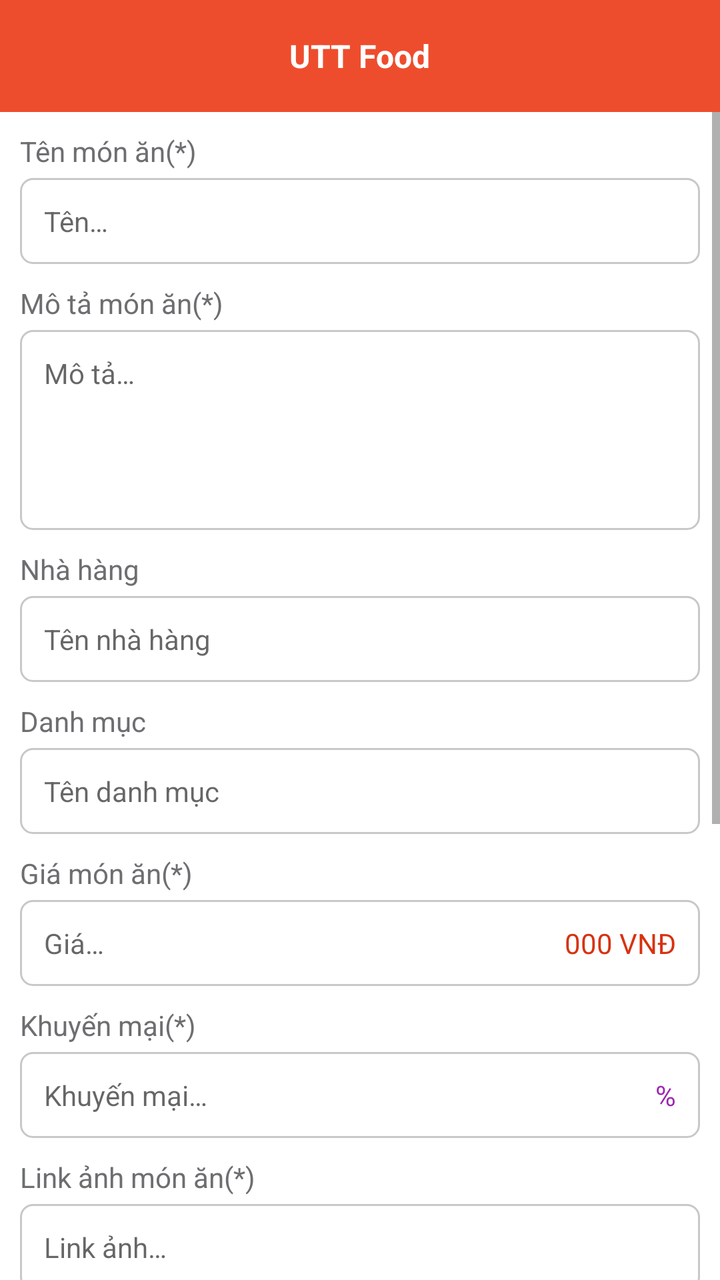
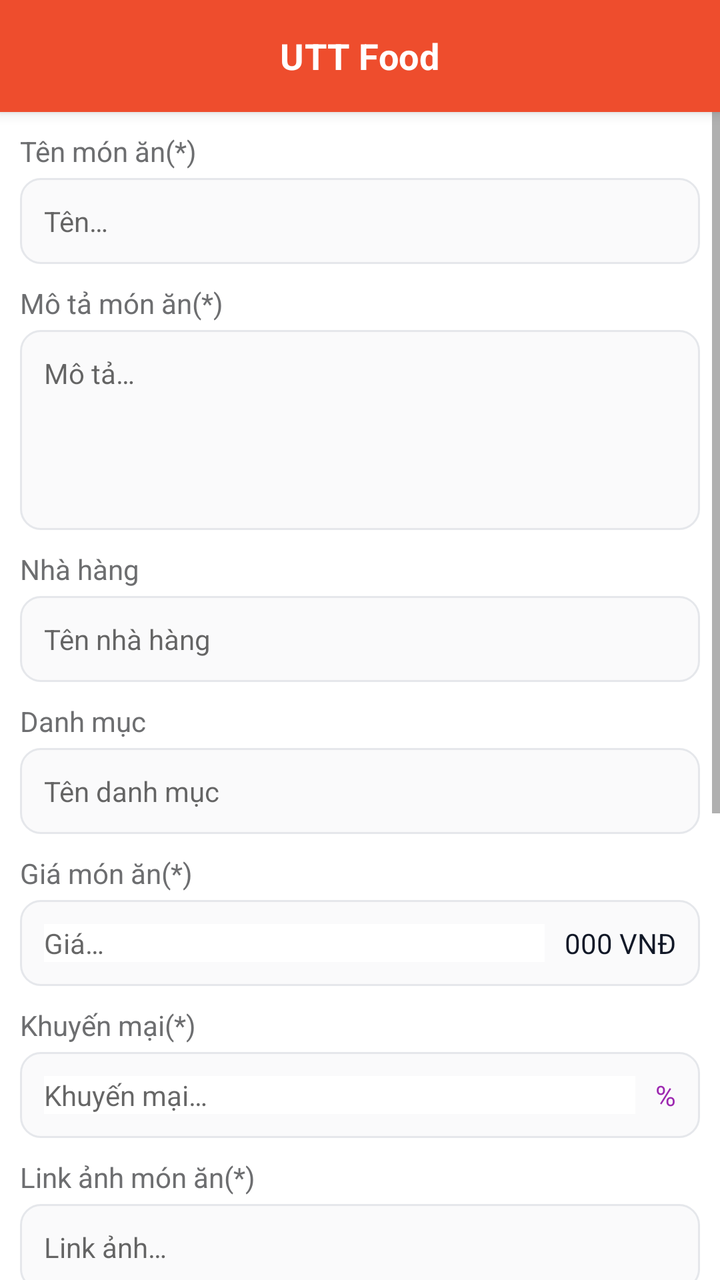

Two renders of the same Android screen: before a commit and after it. Below are the layout's source before the change and the commit's diff.
<!-- AndroidManifest.xml: application theme AppTheme -->
<!-- res/layout/activity_add_food.xml -->
<?xml version="1.0" encoding="utf-8"?>
<LinearLayout xmlns:android="http://schemas.android.com/apk/res/android"
    xmlns:tools="http://schemas.android.com/tools"
    android:layout_width="match_parent"
    android:layout_height="match_parent"
    android:background="@color/white"
    android:orientation="vertical"
    tools:ignore="ContentDescription, Autofill">

    <include
        android:id="@+id/toolbar"
        layout="@layout/layout_toolbar" />

    <ScrollView
        android:layout_width="match_parent"
        android:layout_height="match_parent">

        <LinearLayout
            android:layout_width="match_parent"
            android:layout_height="wrap_content"
            android:orientation="vertical"
            android:padding="@dimen/define_dimen_10">

            <TextView
                android:layout_width="match_parent"
                android:layout_height="wrap_content"
                android:textSize="@dimen/text_size_small"
                android:textColor="@color/textColorSecondary"
                android:text="@string/food_name"/>

            <EditText
                android:id="@+id/edt_name"
                android:layout_width="match_parent"
                android:layout_height="wrap_content"
                android:layout_marginTop="@dimen/define_dimen_4"
                android:background="@drawable/bg_white_corner_6_border_gray"
                android:hint="@string/hint_name"
                android:imeOptions="actionNext"
                android:inputType="text"
                android:padding="@dimen/define_dimen_12"
                android:textColor="@color/textColorPrimary"
                android:textSize="@dimen/text_size_small" />

            <TextView
                android:layout_width="match_parent"
                android:layout_height="wrap_content"
                android:textSize="@dimen/text_size_small"
                android:textColor="@color/textColorSecondary"
                android:layout_marginTop="@dimen/define_dimen_10"
                android:text="@string/food_description"/>

            <EditText
                android:id="@+id/edt_description"
                android:layout_width="match_parent"
                android:layout_height="@dimen/define_dimen_100"
                android:layout_marginTop="@dimen/define_dimen_4"
                android:background="@drawable/bg_white_corner_6_border_gray"
                android:hint="@string/hint_description"
                android:imeOptions="actionNext"
                android:gravity="start"
                android:inputType="textMultiLine"
                android:padding="@dimen/define_dimen_12"
                android:textColor="@color/textColorPrimary"
                android:textSize="@dimen/text_size_small" />

            <TextView
                android:layout_width="match_parent"
                android:layout_height="wrap_content"
                android:layout_marginTop="@dimen/define_dimen_10"
                android:text="@string/catalog_restaurant_name"
                android:textColor="@color/textColorSecondary"
                android:textSize="@dimen/text_size_small" />

            <EditText
                android:id="@+id/edt_restaurant_name"
                android:layout_width="match_parent"
                android:layout_height="wrap_content"
                android:layout_marginTop="@dimen/define_dimen_4"
                android:background="@drawable/bg_white_corner_6_border_gray"
                android:hint="@string/hint_restaurant_name"
                android:imeOptions="actionNext"
                android:inputType="text"
                android:padding="@dimen/define_dimen_12"
                android:textColor="@color/textColorPrimary"
                android:textSize="@dimen/text_size_small" />

            <TextView
                android:layout_width="match_parent"
                android:layout_height="wrap_content"
                android:layout_marginTop="@dimen/define_dimen_10"
                android:text="@string/catalog_category_name"
                android:textColor="@color/textColorSecondary"
                android:textSize="@dimen/text_size_small" />

            <EditText
                android:id="@+id/edt_category_name"
                android:layout_width="match_parent"
                android:layout_height="wrap_content"
                android:layout_marginTop="@dimen/define_dimen_4"
                android:background="@drawable/bg_white_corner_6_border_gray"
                android:hint="@string/hint_category_name"
                android:imeOptions="actionNext"
                android:inputType="text"
                android:padding="@dimen/define_dimen_12"
                android:textColor="@color/textColorPrimary"
                android:textSize="@dimen/text_size_small" />

            <TextView
                android:layout_width="match_parent"
                android:layout_height="wrap_content"
                android:textSize="@dimen/text_size_small"
                android:textColor="@color/textColorSecondary"
                android:layout_marginTop="@dimen/define_dimen_10"
                android:text="@string/food_price"/>

            <RelativeLayout
                android:layout_width="match_parent"
                android:layout_height="wrap_content"
                android:layout_marginTop="@dimen/define_dimen_4"
                android:background="@drawable/bg_white_corner_6_border_gray"
                android:padding="@dimen/define_dimen_12">

                <EditText
                    android:id="@+id/edt_price"
                    android:layout_width="match_parent"
                    android:layout_height="wrap_content"
                    android:layout_centerVertical="true"
                    android:layout_marginEnd="@dimen/define_dimen_10"
                    android:layout_toStartOf="@+id/tv_currency"
                    android:background="@color/white"
                    android:hint="@string/hint_price"
                    android:imeOptions="actionNext"
                    android:inputType="number"
                    android:textColor="@color/colorPrimaryDark"
                    android:textSize="@dimen/text_size_small" />

                <TextView
                    android:id="@+id/tv_currency"
                    android:layout_width="wrap_content"
                    android:layout_height="wrap_content"
                    android:layout_alignParentEnd="true"
                    android:layout_centerVertical="true"
                    android:text="@string/currency_food"
                    android:textColor="@color/colorPrimaryDark"
                    android:textSize="@dimen/text_size_small" />
            </RelativeLayout>

            <TextView
                android:layout_width="match_parent"
                android:layout_height="wrap_content"
                android:textSize="@dimen/text_size_small"
                android:textColor="@color/textColorSecondary"
                android:layout_marginTop="@dimen/define_dimen_10"
                android:text="@string/food_discount"/>

            <RelativeLayout
                android:layout_width="match_parent"
                android:layout_height="wrap_content"
                android:layout_marginTop="@dimen/define_dimen_4"
                android:background="@drawable/bg_white_corner_6_border_gray"
                android:padding="@dimen/define_dimen_12">

                <EditText
                    android:id="@+id/edt_discount"
                    android:layout_width="match_parent"
                    android:layout_height="wrap_content"
                    android:layout_centerVertical="true"
                    android:layout_marginEnd="@dimen/define_dimen_10"
                    android:layout_toStartOf="@+id/tv_percent"
                    android:background="@color/white"
                    android:hint="@string/hint_discount"
                    android:imeOptions="actionNext"
                    android:inputType="number"
                    android:textColor="@color/purple"
                    android:textSize="@dimen/text_size_small" />

                <TextView
                    android:id="@+id/tv_percent"
                    android:layout_width="wrap_content"
                    android:layout_height="wrap_content"
                    android:layout_alignParentEnd="true"
                    android:layout_centerVertical="true"
                    android:text="@string/percent"
                    android:textColor="@color/purple"
                    android:textSize="@dimen/text_size_small" />
            </RelativeLayout>

            <TextView
                android:layout_width="match_parent"
                android:layout_height="wrap_content"
                android:textSize="@dimen/text_size_small"
                android:textColor="@color/textColorSecondary"
                android:layout_marginTop="@dimen/define_dimen_10"
                android:text="@string/food_image"/>

            <EditText
                android:id="@+id/edt_image"
                android:layout_width="match_parent"
                android:layout_height="wrap_content"
                android:layout_marginTop="@dimen/define_dimen_4"
                android:background="@drawable/bg_white_corner_6_border_gray"
                android:hint="@string/hint_image"
                android:imeOptions="actionNext"
                android:inputType="text"
                android:padding="@dimen/define_dimen_12"
                android:textColor="@color/textColorPrimary"
                android:textSize="@dimen/text_size_small" />

            <TextView
                android:layout_width="match_parent"
                android:layout_height="wrap_content"
                android:textSize="@dimen/text_size_small"
                android:textColor="@color/textColorSecondary"
                android:layout_marginTop="@dimen/define_dimen_10"
                android:text="@string/food_image_banner"/>

            <EditText
                android:id="@+id/edt_image_banner"
                android:layout_width="match_parent"
                android:layout_height="wrap_content"
                android:layout_marginTop="@dimen/define_dimen_4"
                android:background="@drawable/bg_white_corner_6_border_gray"
                android:hint="@string/hint_image_banner"
                android:imeOptions="actionNext"
                android:inputType="text"
                android:padding="@dimen/define_dimen_12"
                android:textColor="@color/textColorPrimary"
                android:textSize="@dimen/text_size_small" />

            <RelativeLayout
                android:layout_width="match_parent"
                android:layout_height="wrap_content"
                android:layout_marginTop="@dimen/define_dimen_10"
                android:background="@drawable/bg_white_corner_6_border_gray"
                android:padding="@dimen/define_dimen_12">

                <CheckBox
                    android:id="@+id/chb_popular"
                    android:layout_width="wrap_content"
                    android:layout_height="wrap_content"
                    android:text="@string/popular" />
            </RelativeLayout>

            <TextView
                android:layout_width="match_parent"
                android:layout_height="wrap_content"
                android:textSize="@dimen/text_size_small"
                android:textColor="@color/textColorSecondary"
                android:layout_marginTop="@dimen/define_dimen_10"
                android:text="@string/food_image_other"/>

            <TextView
                android:layout_width="match_parent"
                android:layout_height="wrap_content"
                android:textSize="@dimen/text_size_xsmall"
                android:textColor="@color/colorPrimaryDark"
                android:text="@string/food_image_other_note"/>

            <EditText
                android:id="@+id/edt_other_image"
                android:layout_width="match_parent"
                android:layout_height="@dimen/define_dimen_100"
                android:layout_marginTop="@dimen/define_dimen_4"
                android:background="@drawable/bg_white_corner_6_border_gray"
                android:hint="@string/hint_image_other"
                android:imeOptions="actionDone"
                android:gravity="start"
                android:inputType="textMultiLine"
                android:padding="@dimen/define_dimen_12"
                android:textColor="@color/textColorPrimary"
                android:textSize="@dimen/text_size_small" />

            <Button
                android:id="@+id/btn_add_or_edit"
                android:layout_width="match_parent"
                android:layout_height="wrap_content"
                android:layout_marginTop="@dimen/define_dimen_20"
                android:background="@drawable/bg_main_corner_8"
                android:text="@string/action_add"
                android:textColor="@color/white"
                android:textSize="@dimen/text_size_small" />

        </LinearLayout>
    </ScrollView>
</LinearLayout>
<!-- res/layout/layout_toolbar.xml (included above) -->
<?xml version="1.0" encoding="utf-8"?>

<RelativeLayout xmlns:android="http://schemas.android.com/apk/res/android"
    xmlns:tools="http://schemas.android.com/tools"
    android:id="@+id/layout_toolbar"
    android:layout_width="match_parent"
    android:layout_height="?actionBarSize"
    android:background="@color/colorPrimary"
    android:paddingStart="@dimen/define_dimen_4"
    android:paddingEnd="@dimen/define_dimen_4"
    tools:ignore="ContentDescription" >

    <ImageView
        android:id="@+id/img_back"
        android:layout_width="@dimen/define_dimen_45"
        android:layout_height="@dimen/define_dimen_45"
        android:layout_centerVertical="true"
        android:layout_marginEnd="@dimen/define_dimen_6"
        android:padding="@dimen/define_dimen_10"
        android:src="@drawable/ic_back_white_36"
        android:visibility="gone" />

    <TextView
        android:id="@+id/tv_title"
        android:layout_width="wrap_content"
        android:layout_height="wrap_content"
        android:layout_centerInParent="true"
        android:text="@string/app_name"
        android:textColor="@color/white"
        android:textSize="@dimen/text_size_normal"
        android:textStyle="bold" />

    <ImageView
        android:id="@+id/img_cart"
        android:layout_width="@dimen/define_dimen_45"
        android:layout_height="@dimen/define_dimen_45"
        android:layout_alignParentEnd="true"
        android:layout_centerVertical="true"
        android:layout_marginEnd="@dimen/define_dimen_4"
        android:padding="@dimen/define_dimen_6"
        android:src="@drawable/ic_cart_white_36"
        android:visibility="gone" />

</RelativeLayout>
<!-- resources referenced by this layout -->
<resources>
  <color name="colorPrimary">#EE4D2D</color>
  <color name="colorPrimaryDark">#D73211</color>
  <color name="purple">#9C27B0</color>
  <color name="textColorPrimary">#222222</color>
  <color name="textColorSecondary">#6D6E70</color>
  <color name="white">#ffffff</color>
  <dimen name="define_dimen_10">10dp</dimen>
  <dimen name="define_dimen_100">100dp</dimen>
  <dimen name="define_dimen_12">12dp</dimen>
  <dimen name="define_dimen_20">20dp</dimen>
  <dimen name="define_dimen_4">4dp</dimen>
  <dimen name="define_dimen_45">45dp</dimen>
  <dimen name="define_dimen_6">6dp</dimen>
  <dimen name="text_size_normal">16sp</dimen>
  <dimen name="text_size_small">14sp</dimen>
  <dimen name="text_size_xsmall">12sp</dimen>
  <!-- drawable bg_main_corner_8 (drawable) -->
  <?xml version="1.0" encoding="utf-8"?>
  
  
  <shape xmlns:android="http://schemas.android.com/apk/res/android">
      <corners android:radius="@dimen/define_dimen_8" />
      <solid android:color="@color/colorPrimaryDark" />
      <stroke
          android:width="1dp"
          android:color="@color/colorPrimaryDark" />
  </shape>
  <!-- drawable bg_white_corner_6_border_gray (drawable) -->
  <?xml version="1.0" encoding="utf-8"?>
  
  <shape xmlns:android="http://schemas.android.com/apk/res/android">
      <corners android:radius="6dp" />
      <solid android:color="@color/white" />
      <stroke android:width="1dp"
          android:color="@color/black_overlay"/>
  </shape>
  <string name="action_add">Thêm</string>
  <string name="app_name">UTT Food</string>
  <string name="catalog_category_name">Danh mục</string>
  <string name="catalog_restaurant_name">Nhà hàng</string>
  <string name="currency_food">000 VNĐ</string>
  <string name="food_description">Mô tả món ăn(*)</string>
  <string name="food_discount">Khuyến mại(*)</string>
  <string name="food_image">Link ảnh món ăn(*)</string>
  <string name="food_image_banner">Link ảnh banner(*)</string>
  <string name="food_image_other">Link các hình ảnh khác</string>
  <string name="food_image_other_note">Phân cách với nhau bằng dấy [ ; ]</string>
  <string name="food_name">Tên món ăn(*)</string>
  <string name="food_price">Giá món ăn(*)</string>
  <string name="hint_category_name">Tên danh mục</string>
  <string name="hint_description">Mô tả…</string>
  <string name="hint_discount">Khuyến mại…</string>
  <string name="hint_image">Link ảnh…</string>
  <string name="hint_image_banner">Link ảnh banner…</string>
  <string name="hint_image_other">Hình ảnh khác…</string>
  <string name="hint_name">Tên…</string>
  <string name="hint_price">Giá…</string>
  <string name="hint_restaurant_name">Tên nhà hàng</string>
  <string name="percent">%</string>
  <string name="popular">Phổ biến</string>
  <style name="AppTheme" parent="Theme.AppCompat.Light.NoActionBar">
          <item name="colorPrimary">@color/colorPrimary</item>
          <item name="colorPrimaryDark">@color/colorPrimaryDark</item>
          <item name="colorAccent">@color/colorAccent</item>
          <item name="android:statusBarColor">@color/brandOrangeDark</item>
          <item name="android:windowBackground">@color/screenBackground</item>
          <item name="android:textColor">@color/textColorPrimary</item>
      </style>
  <dimen name="define_dimen_8">8dp</dimen>
  <color name="black_overlay">#667C7474</color>
  <color name="colorAccent">#FF7A47</color>
  <color name="brandOrangeDark">#D73211</color>
  <color name="screenBackground">#F5F5F5</color>
  <!-- unchanged entries left out for length: 2 -->
</resources>

<!-- the commit's change to res/layout/activity_add_food.xml (unified diff, before → after) -->
@@ -33,7 +33,7 @@
                 android:layout_width="match_parent"
                 android:layout_height="wrap_content"
                 android:layout_marginTop="@dimen/define_dimen_4"
-                android:background="@drawable/bg_white_corner_6_border_gray"
+                android:background="@drawable/bg_input_field"
                 android:hint="@string/hint_name"
                 android:imeOptions="actionNext"
                 android:inputType="text"
@@ -54,7 +54,7 @@
                 android:layout_width="match_parent"
                 android:layout_height="@dimen/define_dimen_100"
                 android:layout_marginTop="@dimen/define_dimen_4"
-                android:background="@drawable/bg_white_corner_6_border_gray"
+                android:background="@drawable/bg_input_field"
                 android:hint="@string/hint_description"
                 android:imeOptions="actionNext"
                 android:gravity="start"
@@ -76,7 +76,7 @@
                 android:layout_width="match_parent"
                 android:layout_height="wrap_content"
                 android:layout_marginTop="@dimen/define_dimen_4"
-                android:background="@drawable/bg_white_corner_6_border_gray"
+                android:background="@drawable/bg_input_field"
                 android:hint="@string/hint_restaurant_name"
                 android:imeOptions="actionNext"
                 android:inputType="text"
@@ -97,7 +97,7 @@
                 android:layout_width="match_parent"
                 android:layout_height="wrap_content"
                 android:layout_marginTop="@dimen/define_dimen_4"
-                android:background="@drawable/bg_white_corner_6_border_gray"
+                android:background="@drawable/bg_input_field"
                 android:hint="@string/hint_category_name"
                 android:imeOptions="actionNext"
                 android:inputType="text"
@@ -117,7 +117,7 @@
                 android:layout_width="match_parent"
                 android:layout_height="wrap_content"
                 android:layout_marginTop="@dimen/define_dimen_4"
-                android:background="@drawable/bg_white_corner_6_border_gray"
+                android:background="@drawable/bg_input_field"
                 android:padding="@dimen/define_dimen_12">
 
                 <EditText
@@ -131,7 +131,7 @@
                     android:hint="@string/hint_price"
                     android:imeOptions="actionNext"
                     android:inputType="number"
-                    android:textColor="@color/colorPrimaryDark"
+                    android:textColor="@color/neutral900"
                     android:textSize="@dimen/text_size_small" />
 
                 <TextView
@@ -141,7 +141,7 @@
                     android:layout_alignParentEnd="true"
                     android:layout_centerVertical="true"
                     android:text="@string/currency_food"
-                    android:textColor="@color/colorPrimaryDark"
+                    android:textColor="@color/neutral900"
                     android:textSize="@dimen/text_size_small" />
             </RelativeLayout>
 
@@ -157,7 +157,7 @@
                 android:layout_width="match_parent"
                 android:layout_height="wrap_content"
                 android:layout_marginTop="@dimen/define_dimen_4"
-                android:background="@drawable/bg_white_corner_6_border_gray"
+                android:background="@drawable/bg_input_field"
                 android:padding="@dimen/define_dimen_12">
 
                 <EditText
@@ -198,7 +198,7 @@
                 android:layout_width="match_parent"
                 android:layout_height="wrap_content"
                 android:layout_marginTop="@dimen/define_dimen_4"
-                android:background="@drawable/bg_white_corner_6_border_gray"
+                android:background="@drawable/bg_input_field"
                 android:hint="@string/hint_image"
                 android:imeOptions="actionNext"
                 android:inputType="text"
@@ -219,7 +219,7 @@
                 android:layout_width="match_parent"
                 android:layout_height="wrap_content"
                 android:layout_marginTop="@dimen/define_dimen_4"
-                android:background="@drawable/bg_white_corner_6_border_gray"
+                android:background="@drawable/bg_input_field"
                 android:hint="@string/hint_image_banner"
                 android:imeOptions="actionNext"
                 android:inputType="text"
@@ -231,7 +231,7 @@
                 android:layout_width="match_parent"
                 android:layout_height="wrap_content"
                 android:layout_marginTop="@dimen/define_dimen_10"
-                android:background="@drawable/bg_white_corner_6_border_gray"
+                android:background="@drawable/bg_input_field"
                 android:padding="@dimen/define_dimen_12">
 
                 <CheckBox
@@ -253,7 +253,7 @@
                 android:layout_width="match_parent"
                 android:layout_height="wrap_content"
                 android:textSize="@dimen/text_size_xsmall"
-                android:textColor="@color/colorPrimaryDark"
+                android:textColor="@color/neutral900"
                 android:text="@string/food_image_other_note"/>
 
             <EditText
@@ -261,7 +261,7 @@
                 android:layout_width="match_parent"
                 android:layout_height="@dimen/define_dimen_100"
                 android:layout_marginTop="@dimen/define_dimen_4"
-                android:background="@drawable/bg_white_corner_6_border_gray"
+                android:background="@drawable/bg_input_field"
                 android:hint="@string/hint_image_other"
                 android:imeOptions="actionDone"
                 android:gravity="start"
@@ -273,12 +273,16 @@
             <Button
                 android:id="@+id/btn_add_or_edit"
                 android:layout_width="match_parent"
-                android:layout_height="wrap_content"
-                android:layout_marginTop="@dimen/define_dimen_20"
-                android:background="@drawable/bg_main_corner_8"
+                android:layout_height="@dimen/define_dimen_50"
+                android:layout_marginTop="@dimen/define_dimen_24"
+                android:layout_marginBottom="@dimen/define_dimen_8"
+                android:background="@drawable/bg_primary_button"
+                android:stateListAnimator="@null"
                 android:text="@string/action_add"
+                android:textAllCaps="false"
                 android:textColor="@color/white"
-                android:textSize="@dimen/text_size_small" />
+                android:textSize="@dimen/text_size_normal"
+                android:textStyle="bold" />
 
         </LinearLayout>
     </ScrollView>
@@ -292,6 +296,7 @@
     android:layout_width="match_parent"
     android:layout_height="?actionBarSize"
     android:background="@color/colorPrimary"
+    android:elevation="@dimen/define_dimen_4"
     android:paddingStart="@dimen/define_dimen_4"
     android:paddingEnd="@dimen/define_dimen_4"
     tools:ignore="ContentDescription" >
@@ -311,9 +316,10 @@
         android:layout_width="wrap_content"
         android:layout_height="wrap_content"
         android:layout_centerInParent="true"
+        android:letterSpacing="0.01"
         android:text="@string/app_name"
         android:textColor="@color/white"
-        android:textSize="@dimen/text_size_normal"
+        android:textSize="@dimen/text_size_xnormal"
         android:textStyle="bold" />
 
     <ImageView
<!-- resource entries referenced after the edit -->
@@ -1,6 +1,7 @@
 <!-- resources referenced by this layout -->
 <resources>
   <color name="colorPrimary">#EE4D2D</color>
+  <color name="neutral900">#111827</color>
   <color name="colorPrimaryDark">#D73211</color>
   <color name="purple">#9C27B0</color>
   <color name="textColorPrimary">#222222</color>
@@ -9,33 +10,40 @@
   <dimen name="define_dimen_10">10dp</dimen>
   <dimen name="define_dimen_100">100dp</dimen>
   <dimen name="define_dimen_12">12dp</dimen>
-  <dimen name="define_dimen_20">20dp</dimen>
+  <dimen name="define_dimen_24">24dp</dimen>
   <dimen name="define_dimen_4">4dp</dimen>
   <dimen name="define_dimen_45">45dp</dimen>
-  <dimen name="define_dimen_6">6dp</dimen>
+  <dimen name="define_dimen_50">50dp</dimen>
+  <dimen name="define_dimen_6">1dp</dimen>
   <dimen name="text_size_normal">16sp</dimen>
   <dimen name="text_size_small">14sp</dimen>
+  <dimen name="text_size_xnormal">18sp</dimen>
   <dimen name="text_size_xsmall">12sp</dimen>
-  <!-- drawable bg_main_corner_8 (drawable) -->
+  <!-- drawable bg_input_field (drawable) -->
   <?xml version="1.0" encoding="utf-8"?>
-  
-  
-  <shape xmlns:android="http://schemas.android.com/apk/res/android">
-      <corners android:radius="@dimen/define_dimen_8" />
-      <solid android:color="@color/colorPrimaryDark" />
-      <stroke
-          android:width="1dp"
-          android:color="@color/colorPrimaryDark" />
+  <shape xmlns:android="http://schemas.android.com/apk/res/android"
+      android:shape="rectangle">
+      <solid android:color="@color/neutral50" />
+      <corners android:radius="10dp" />
+      <stroke android:width="1dp" android:color="@color/neutral200" />
   </shape>
-  <!-- drawable bg_white_corner_6_border_gray (drawable) -->
+  <!-- drawable bg_primary_button (drawable) -->
   <?xml version="1.0" encoding="utf-8"?>
-  
-  <shape xmlns:android="http://schemas.android.com/apk/res/android">
-      <corners android:radius="6dp" />
-      <solid android:color="@color/white" />
-      <stroke android:width="1dp"
-          android:color="@color/black_overlay"/>
-  </shape>
+  <ripple xmlns:android="http://schemas.android.com/apk/res/android"
+      android:color="@color/rippleLight">
+      <item android:id="@android:id/mask">
+          <shape android:shape="rectangle">
+              <solid android:color="@color/white" />
+              <corners android:radius="12dp" />
+          </shape>
+      </item>
+      <item>
+          <shape android:shape="rectangle">
+              <solid android:color="@color/brandOrange" />
+              <corners android:radius="12dp" />
+          </shape>
+      </item>
+  </ripple>
   <string name="action_add">Thêm</string>
   <string name="app_name">UTT Food</string>
   <string name="catalog_category_name">Danh mục</string>
@@ -68,11 +76,14 @@
           <item name="android:windowBackground">@color/screenBackground</item>
           <item name="android:textColor">@color/textColorPrimary</item>
       </style>
+  <color name="neutral50">#FAFAFB</color>
+  <color name="neutral200">#E5E7EB</color>
+  <color name="rippleLight">#33FFFFFF</color>
+  <color name="brandOrange">#EE4D2D</color>
   <dimen name="define_dimen_8">8dp</dimen>
-  <color name="black_overlay">#667C7474</color>
   <color name="colorAccent">#FF7A47</color>
   <color name="brandOrangeDark">#D73211</color>
-  <color name="screenBackground">#F5F5F5</color>
+  <color name="screenBackground">#F5F5F7</color>
   <!-- unchanged entries left out for length: 2 -->
 </resources>
 
